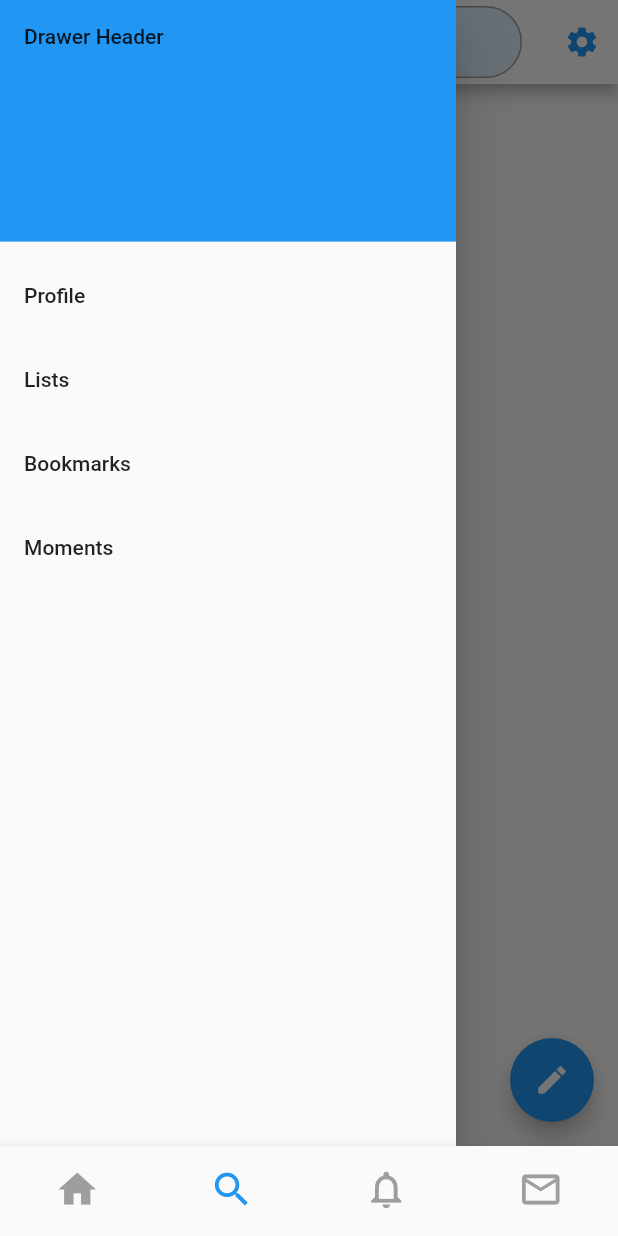
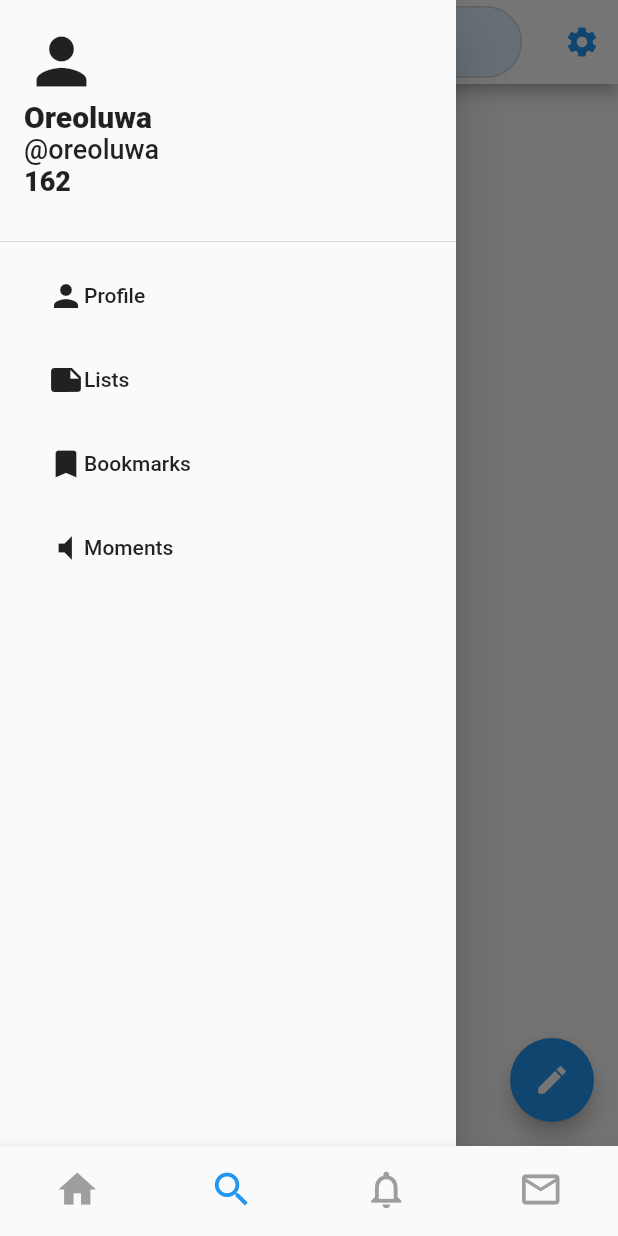
Before and after one commit to oreoluwa-bs/Flutter-Practice, a Flutter app: the screen it shows after launch, item 2 of the bottom bar chosen, with the side drawer open, on a phone screen of 412 x 824 dp. Run offline on Flutter 3.47's test engine with Material 2 defaults, Android fonts, the phone set to English and light mode, and no system bars.

Commit message:
Updated Search Bar and added new routes

```diff
--- a/lib/components/drawer/drawer_page.dart
+++ b/lib/components/drawer/drawer_page.dart
@@ -1,4 +1,8 @@
 import 'package:flutter/material.dart';
+
+import '../../screens/MomentsPage.dart';
+import '../../screens/BookmarksPage.dart';
+import '../../screens/ListsPage.dart';
 
 class DrawerPage extends StatelessWidget {
   @override
@@ -8,29 +12,83 @@ class DrawerPage extends StatelessWidget {
         padding: EdgeInsets.zero,
         children: <Widget>[
           DrawerHeader(
-            child: Text('Drawer Header'),
+            child: Container(
+              child: Column(
+                mainAxisAlignment: MainAxisAlignment.start,
+                crossAxisAlignment: CrossAxisAlignment.start,
+                children: <Widget>[
+                  Icon(
+                    Icons.person,
+                    size: 50,
+                  ),
+                  Text(
+                    'Oreoluwa',
+                    style: TextStyle(fontWeight: FontWeight.w900, fontSize: 20),
+                  ),
+                  Text(
+                    '@oreoluwa',
+                    style: TextStyle(fontSize: 18),
+                  ),
+                  Text(
+                    '162 ',
+                    style: TextStyle(fontWeight: FontWeight.w900, fontSize: 18),
+                  ),
+                ],
+              ),
+            ),
             decoration: BoxDecoration(
-              color: Colors.blue,
+                // color: Colors.blue,
+                ),
+          ),
+          ListTile(
+            title: FlatButton(
+              onPressed: () {
+                Navigator.pop(context);
+              },
+              child: Row(
+                children: <Widget>[Icon(Icons.person), Text('Profile')],
+              ),
             ),
           ),
           ListTile(
-            title: Text('Profile'),
-            onTap: () {
-              Navigator.pop(context);
-            },
+            title: FlatButton(
+              onPressed: () {
+                Navigator.push(
+                  context,
+                  MaterialPageRoute(builder: (context) => ListsPage()),
+                );
+              },
+              child: Row(
+                children: <Widget>[Icon(Icons.note), Text('Lists')],
+              ),
+            ),
           ),
           ListTile(
-            title: Text('Lists'),
-            onTap: () {},
+            title: FlatButton(
+              onPressed: () {
+                Navigator.push(
+                  context,
+                  MaterialPageRoute(builder: (context) => BookmarksPage()),
+                );
+              },
+              child: Row(
+                children: <Widget>[Icon(Icons.bookmark), Text('Bookmarks')],
+              ),
+            ),
           ),
           ListTile(
-            title: Text('Bookmarks'),
-            onTap: () {},
+            title: FlatButton(
+              onPressed: () {
+                Navigator.push(
+                  context,
+                  MaterialPageRoute(builder: (context) => MomentsPage()),
+                );
+              },
+              child: Row(
+                children: <Widget>[Icon(Icons.volume_mute), Text('Moments')],
+              ),
+            ),
           ),
-          ListTile(
-            title: Text('Moments'),
-            onTap: () {},
-          )
         ],
       ),
     );
--- a/lib/screens/SearchPage.dart
+++ b/lib/screens/SearchPage.dart
@@ -30,30 +30,20 @@ class _SearchViewState extends State<SearchView> {
                 left: Radius.circular(40),
                 right: Radius.circular(40),
               ),
-              borderSide: const BorderSide(color: Colors.grey, width: 1.0),
+              borderSide: const BorderSide(color: Colors.black12, width: 1.0),
             ),
             focusedBorder: const OutlineInputBorder(
-              gapPadding: 4,
+              borderSide: const BorderSide(color: Colors.black12, width: 0.0),
+            ),
+            border: const OutlineInputBorder(
               borderRadius: BorderRadius.horizontal(
                 left: Radius.circular(40),
                 right: Radius.circular(40),
               ),
-              borderSide: const BorderSide(color: Colors.grey, width: 1.0),
-            ),
-            border: const OutlineInputBorder(
-              gapPadding: 4,
-              borderRadius: BorderRadius.horizontal(
-                left: Radius.circular(40),
-                right: Radius.circular(40),
-              ),
-              borderSide: const BorderSide(color: Colors.grey, width: 1.0),
+              borderSide: const BorderSide(color: Colors.black12 , width: 1.0),
             ),
           ),
         ),
-        // title: Text(
-        //   'Search',
-        //   style: TextStyle(color: Colors.black),
-        // ),
         leading: IconButton(
           icon: Icon(Icons.person),
           onPressed: () {
```
Also changed, not shown: lib/screens/BookmarksPage.dart (added, +21 -0 lines), lib/screens/ListsPage.dart (added, +17 -0 lines), lib/screens/MomentsPage.dart (added, +15 -0 lines).
